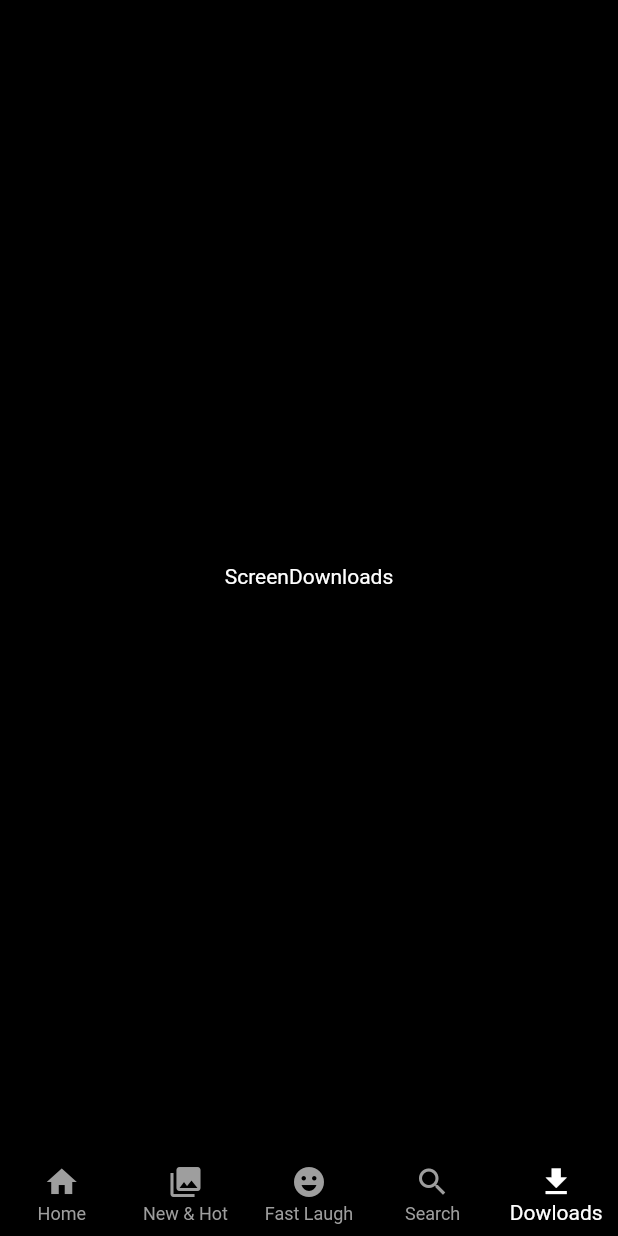
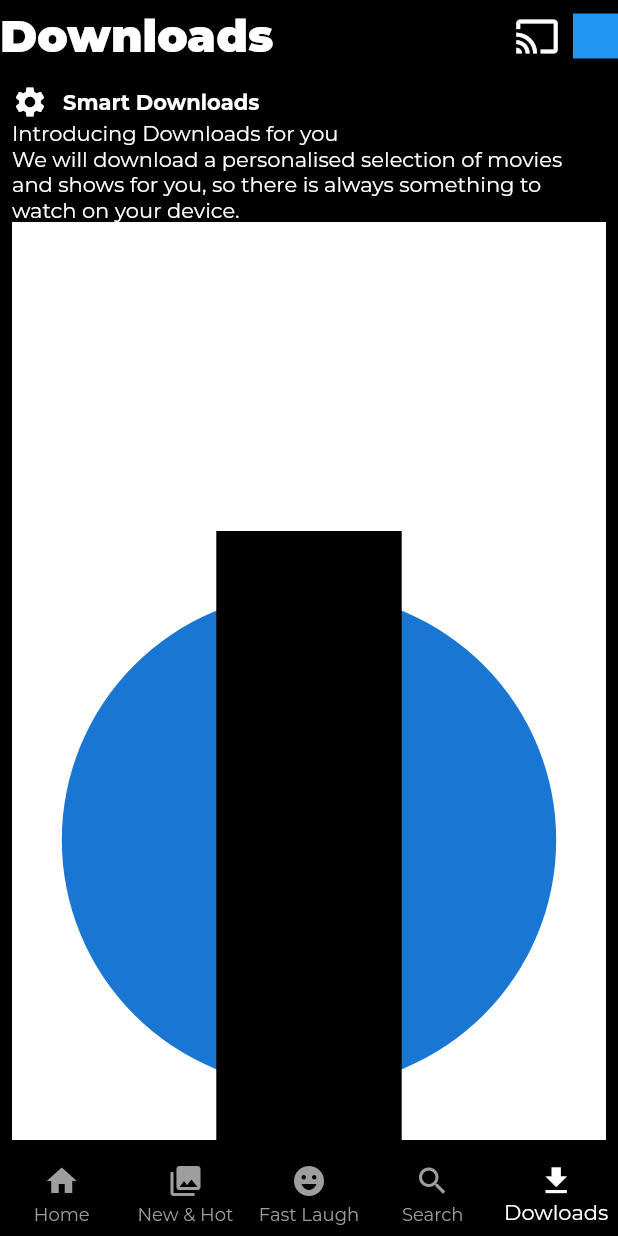
Before and after one commit to habeeb321/Netflix_Clone, a Flutter app: the screen it shows after launch, item 5 of the bottom bar chosen, on a phone screen of 412 x 824 dp. Run offline on Flutter 3.47's test engine with Material 2 defaults, Android fonts, the phone set to English and light mode, and no system bars; our stand-ins replace google_fonts.

Commit message:
Download section almost completed

```diff
--- a/lib/core/colors/colors.dart
+++ b/lib/core/colors/colors.dart
@@ -1,3 +1,7 @@
 import 'package:flutter/material.dart';
 
 const backgroundColor = Colors.black;
+const kBlackColor = Colors.black;
+const kWhiteColor = Colors.white;
+const kButtonColorBlue = Colors.blue;
+const kButtonColorWhite = Colors.white;
--- /dev/null
+++ b/lib/core/constants.dart
@@ -0,0 +1,6 @@
+import 'package:flutter/material.dart';
+
+const kWidth10 = SizedBox(width: 10);
+const kHeight10 = SizedBox(height: 10);
+const kWidth20 = SizedBox(width: 20);
+const kHeight20 = SizedBox(height: 20);
--- a/lib/main.dart
+++ b/lib/main.dart
@@ -1,4 +1,5 @@
 import 'package:flutter/material.dart';
+import 'package:google_fonts/google_fonts.dart';
 import 'package:netflix_clone_app/core/colors/colors.dart';
 import 'package:netflix_clone_app/presentation/main_page/screen_main_page.dart';
 
@@ -15,11 +16,14 @@ class MyApp extends StatelessWidget {
       debugShowCheckedModeBanner: false,
       title: 'Netflix Clone',
       theme: ThemeData(
-          primarySwatch: Colors.blue,
-          scaffoldBackgroundColor: backgroundColor,
-          textTheme: const TextTheme(
-              bodyText1: TextStyle(color: Colors.white),
-              bodyText2: TextStyle(color: Colors.white))),
+        primarySwatch: Colors.blue,
+        scaffoldBackgroundColor: backgroundColor,
+        textTheme: const TextTheme(
+          bodyText1: TextStyle(color: Colors.white),
+          bodyText2: TextStyle(color: Colors.white),
+        ),
+        fontFamily: GoogleFonts.montserrat().fontFamily,
+      ),
       home: ScreenMainPage(),
     );
   }
--- a/lib/presentation/downloads/screen_downloads.dart
+++ b/lib/presentation/downloads/screen_downloads.dart
@@ -1,14 +1,90 @@
 import 'package:flutter/material.dart';
+import 'package:netflix_clone_app/core/colors/colors.dart';
+import 'package:netflix_clone_app/core/constants.dart';
+import 'package:netflix_clone_app/presentation/widgets/app_bar_widget.dart';
 
 class ScreenDownloads extends StatelessWidget {
-  const ScreenDownloads({super.key});
+  ScreenDownloads({super.key});
+
+  final List imageList = [
+    'https://www.themoviedb.org/t/p/w220_and_h330_face/7WUHnWGx5OO145IRxPDUkQSh4C7.jpg',
+    'https://www.themoviedb.org/t/p/w220_and_h330_face/ekZobS8isE6mA53RAiGDG93hBxL.jpg',
+    'https://www.themoviedb.org/t/p/w220_and_h330_face/mYLOqiStMxDK3fYZFirgrMt8z5d.jpg',
+  ];
 
   @override
   Widget build(BuildContext context) {
-    return const Scaffold(
+    Size size = MediaQuery.of(context).size;
+    return Scaffold(
+      appBar: const PreferredSize(
+        preferredSize: Size.fromHeight(50),
+        child: AppBarWidget(
+          title: 'Downloads',
+        ),
+      ),
       body: SafeArea(
-        child: Center(
-          child: Text('ScreenDownloads'),
+        child: Padding(
+          padding: const EdgeInsets.all(8.0),
+          child: ListView(
+            children: [
+              Row(
+                children: const [
+                  Icon(
+                    Icons.settings,
+                    color: kWhiteColor,
+                  ),
+                  kWidth10,
+                  Text(
+                    'Smart Downloads',
+                    style: TextStyle(fontWeight: FontWeight.bold),
+                  ),
+                ],
+              ),
+              const Text('Introducing Downloads for you'),
+              const Text(
+                  'We will download a personalised selection of movies and shows for you, so there is always something to watch on your device.'),
+              Container(
+                width: size.width,
+                height: size.height,
+                color: Colors.white,
+                child: Stack(
+                  alignment: Alignment.center,
+                  children: [
+                    CircleAvatar(
+                      radius: size.width * 0.4,
+                    ),
+                    Container(
+                      width: size.width * 0.3,
+                      height: size.height * 0.5,
+                      color: Colors.black,
+                    ),
+                  ],
+                ),
+              ),
+              MaterialButton(
+                color: kButtonColorBlue,
+                onPressed: () {},
+                child: const Text(
+                  'Setup',
+                  style: TextStyle(
+                      color: kButtonColorWhite,
+                      fontSize: 20,
+                      fontWeight: FontWeight.bold),
+                ),
+              ),
+              MaterialButton(
+                color: kButtonColorWhite,
+                onPressed: () {},
+                child: const Text(
+                  'See what you can download',
+                  style: TextStyle(
+                      color: kBlackColor,
+                      fontSize: 20,
+                      fontWeight: FontWeight.bold),
+                ),
+              ),
+            ],
+          ),
         ),
       ),
     );
--- a/lib/presentation/main_page/screen_main_page.dart
+++ b/lib/presentation/main_page/screen_main_page.dart
@@ -14,7 +14,7 @@ class ScreenMainPage extends StatelessWidget {
     const ScreenNewAndHot(),
     const ScreenFastLaugh(),
     const ScreenSearch(),
-    const ScreenDownloads(),
+    ScreenDownloads(),
   ];
 
   @override
--- /dev/null
+++ b/lib/presentation/widgets/app_bar_widget.dart
@@ -0,0 +1,32 @@
+import 'package:flutter/material.dart';
+import 'package:netflix_clone_app/core/colors/colors.dart';
+
+class AppBarWidget extends StatelessWidget {
+  final String title;
+  const AppBarWidget({super.key, required this.title});
+
+  @override
+  Widget build(BuildContext context) {
+    return SafeArea(
+      child: Row(
+        children: [
+          Text(
+            title,
+            style: const TextStyle(fontSize: 30, fontWeight: FontWeight.w900),
+          ),
+          const Spacer(),
+          IconButton(
+            onPressed: () {},
+            icon: const Icon(Icons.cast, size: 30),
+            color: kWhiteColor,
+          ),
+          Container(
+            width: 30,
+            height: 30,
+            color: Colors.blue,
+          ),
+        ],
+      ),
+    );
+  }
+}
```
Also changed, not shown: pubspec.yaml (+4 -12 lines), pubspec.lock, 1 other file.
